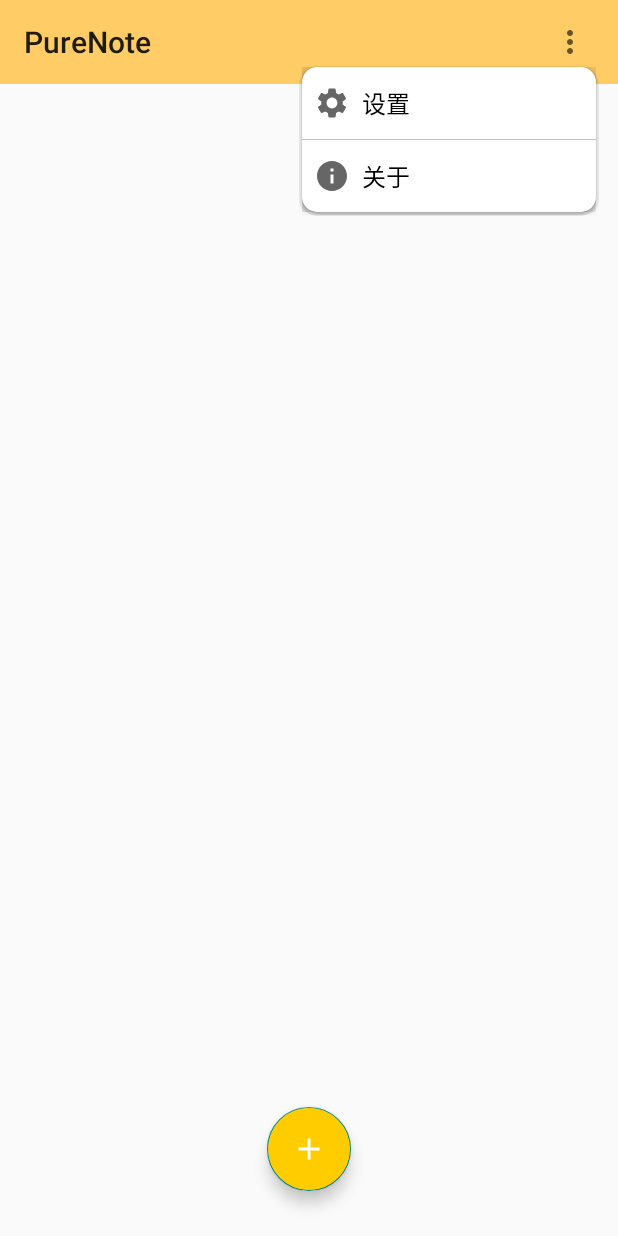
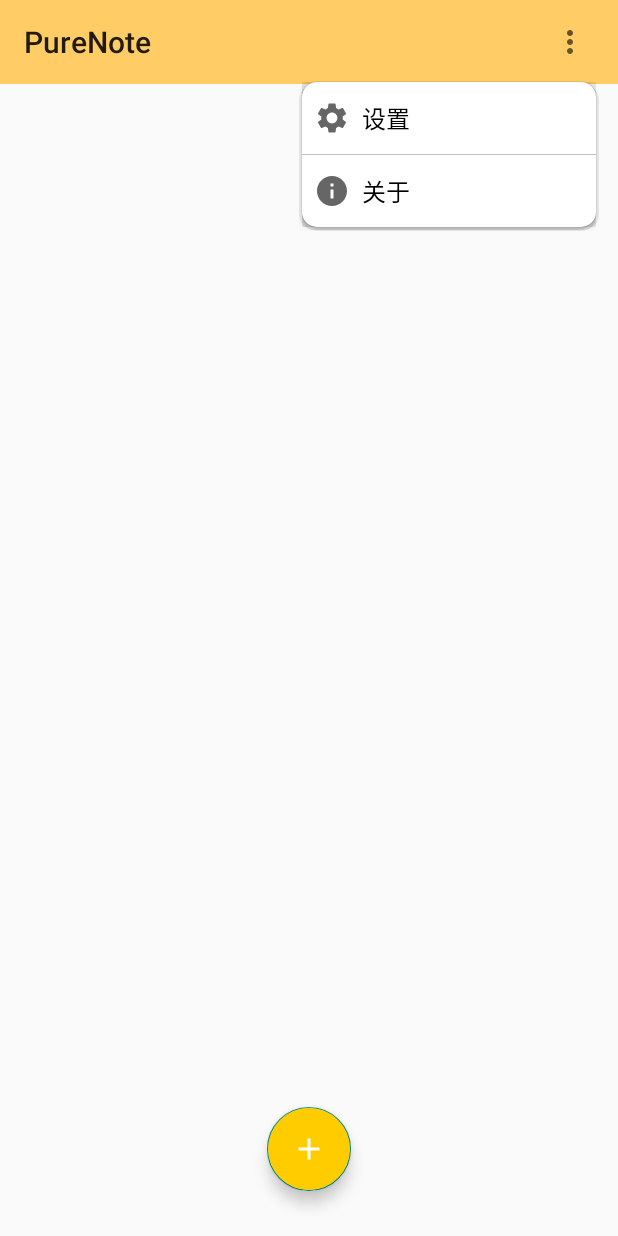
Before and after one commit to guiyujin/PureNote, an Android app: the screen it shows after launch (MainActivity), with the options menu open, on a phone screen of 412 x 824 dp. Run offline under Robolectric (Android 15) with nearby library versions, the phone set to English and light mode, and no system bars.

Commit message:
toolbar of all page design

```diff
--- a/app/src/main/java/com/example/purenote/MainActivity.java
+++ b/app/src/main/java/com/example/purenote/MainActivity.java
@@ -40,7 +40,7 @@ public class MainActivity extends AppCompatActivity implements View.OnClickListe
     public void initView(){
         lv = findViewById(R.id.list);
         fab = findViewById(R.id.add);
-        mtoolbar = findViewById(R.id.toolbar);
+        mtoolbar = findViewById(R.id.toolbar_main);
         setSupportActionBar(mtoolbar);
         //mtoolbar.setElevation(0);
         //getSupportActionBar().setDisplayShowTitleEnabled(false);
--- a/app/src/main/res/layout/activity_main.xml
+++ b/app/src/main/res/layout/activity_main.xml
@@ -10,13 +10,14 @@
     <com.google.android.material.appbar.AppBarLayout
         android:layout_width="match_parent"
         android:layout_height="wrap_content"
-        android:theme="@style/AppTheme">
+        android:theme="@style/AppTheme.Main">
 
         <androidx.appcompat.widget.Toolbar
-            android:id="@+id/toolbar" android:layout_width="match_parent"
+            android:id="@+id/toolbar_main"
+            android:layout_width="match_parent"
             android:layout_height="?attr/actionBarSize"
             android:background="?attr/colorPrimary"
-            app:popupTheme="@style/ToolbarPopupTheme" />
+            app:popupTheme="@style/MainToolbarPopupTheme" />
 
     </com.google.android.material.appbar.AppBarLayout>
 
--- a/app/src/main/res/layout/list.xml
+++ b/app/src/main/res/layout/list.xml
@@ -7,6 +7,8 @@
 
     <ListView
         android:id="@+id/list"
+        android:dividerHeight="0dp"
+        android:divider="@color/white"
         android:layout_width="match_parent"
         android:layout_height="wrap_content">
     </ListView>
--- a/app/src/main/res/menu/menu_main.xml
+++ b/app/src/main/res/menu/menu_main.xml
@@ -1,7 +1,6 @@
 <menu xmlns:android="http://schemas.android.com/apk/res/android"
     xmlns:app="http://schemas.android.com/apk/res-auto"
     xmlns:tools="http://schemas.android.com/tools"
-
     tools:context="com.example.myapplication.MainActivity">
     <item
         android:id="@+id/action_settings"
--- a/app/src/main/res/values/strings.xml
+++ b/app/src/main/res/values/strings.xml
@@ -1,5 +1,7 @@
 <resources>
     <string name="app_name">PureNote</string>
+    <string name="add_content">添加笔记</string>
     <string name="action_settings">设置</string>
     <string name="action_about">关于</string>
+    <string name="action_delete">删除</string>
 </resources>
--- a/app/src/main/res/values/styles.xml
+++ b/app/src/main/res/values/styles.xml
@@ -1,11 +1,11 @@
 <?xml version="1.1" encoding="utf-8"?>
 <resources>
-    <style name="AppTheme.NoActionBar">
+    <style name="AppTheme.Main.NoActionBar">
         <item name="windowActionBar">false</item>
         <item name="windowNoTitle">true</item>
     </style>
 
-    <style name="AppTheme" parent="Theme.AppCompat.DayNight">
+    <style name="AppTheme.Main" parent="Theme.AppCompat.DayNight">
         <!-- Customize your theme here. -->
         <item name="colorPrimary">@color/colorPrimary</item>
         <item name="colorPrimaryDark">@color/colorPrimary</item>
@@ -13,25 +13,54 @@
         <item name="elevation">0dp</item>
         <item name="android:actionBarDivider">@null</item>
         <item name="android:windowContentOverlay">@null</item>
-        <item name="actionOverflowButtonStyle">@style/OverflowButtonStyle</item>
-        <item name="actionOverflowMenuStyle">@style/OverflowMenuStyle</item>
+        <item name="actionOverflowButtonStyle">@style/MainOverflowButtonStyle</item>
+        <item name="actionOverflowMenuStyle">@style/MainOverflowMenuStyle</item>
     </style>
 
-    <style name="OverflowButtonStyle" >
-        <item name="android:src">@drawable/ic_more</item>
-        <item name="android:paddingEnd">20dp</item>
+    <style name="MainOverflowButtonStyle" >
+        <item name="android:src">@drawable/ic_more</item> //设置overflow图标
+        <item name="android:paddingEnd">20dp</item>  //overflow图标右边距
     </style>
 
-    <style name="OverflowMenuStyle" parent="Widget.AppCompat.PopupMenu.Overflow">
+    <style name="MainOverflowMenuStyle" parent="Widget.AppCompat.PopupMenu.Overflow">
         <item name="overlapAnchor">false</item>  //不遮挡
         <item name="android:popupBackground">@drawable/fillet</item> //圆角
-        <item name="android:dropDownVerticalOffset">5dp</item>
+        <item name="android:dropDownVerticalOffset">15dp</item>
         <item name="android:dropDownHorizontalOffset">-15dp</item>  //右边距
-        <item name="android:divider">@color/black</item>
-        <item name="android:dividerHeight">5dp</item>
     </style>
 
-    <style name="ToolbarPopupTheme" parent="Widget.AppCompat.PopupMenu.Overflow">
+    <style name="AppTheme.Detail" parent="Theme.AppCompat.DayNight">
+        <!-- Customize your theme here. -->
+        <item name="colorPrimary">@color/colorPrimary</item>
+        <item name="colorPrimaryDark">@color/colorPrimary</item>
+        <item name="android:textColor">@color/black</item>
+        <item name="elevation">0dp</item>
+        <item name="android:actionBarDivider">@null</item>
+        <item name="android:windowContentOverlay">@null</item>
+        <item name="actionOverflowButtonStyle">@style/DetailOverflowButtonStyle</item>
+    </style>
+
+    <style name="DetailOverflowButtonStyle" >
+        <item name="android:src">@drawable/ic_more</item> //设置overflow图标
+        <item name="android:paddingEnd">20dp</item>  //overflow图标右边距
+    </style>
+
+    <style name="AppTheme.Add" parent="Theme.AppCompat.DayNight.NoActionBar">
+        <!-- Customize your theme here. -->
+        <item name="colorPrimary">@color/colorPrimary</item>
+        <item name="colorPrimaryDark">@color/colorPrimary</item>
+        <item name="android:textColor">@color/gray</item>
+        <item name="elevation">0dp</item>
+        <item name="android:actionBarDivider">@null</item>
+        <item name="actionOverflowButtonStyle">@style/AddOverflowButtonStyle</item>
+    </style>
+
+    <style name="AddOverflowButtonStyle" >
+        <item name="android:src">@drawable/ic_confirm</item> //设置overflow图标
+        <item name="android:paddingEnd">50dp</item>  //overflow图标右边距
+    </style>
+
+    <style name="MainToolbarPopupTheme" parent="Widget.AppCompat.PopupMenu.Overflow">
         <item name="android:dropDownListViewStyle">@style/DropDownListViewStyle</item>
     </style>
 
```
Also changed, not shown: app/src/main/AndroidManifest.xml (+3 -4 lines), app/src/main/java/com/example/purenote/AddContent.java (+51 -7 lines), app/src/main/java/com/example/purenote/DetailActivity.java (+65 -6 lines), app/src/main/res/drawable/ic_clear.xml (added, +10 -0 lines), app/src/main/res/drawable/ic_confirm.xml (added, +10 -0 lines), app/src/main/res/drawable/ic_delete.xml (added, +10 -0 lines), app/src/main/res/layout/activity_add_content.xml (+4 -20 lines), app/src/main/res/layout/activity_detail.xml (+14 -16 lines), app/src/main/res/menu/menu_add.xml (added, +18 -0 lines), app/src/main/res/menu/menu_detail.xml (added, +11 -0 lines).
